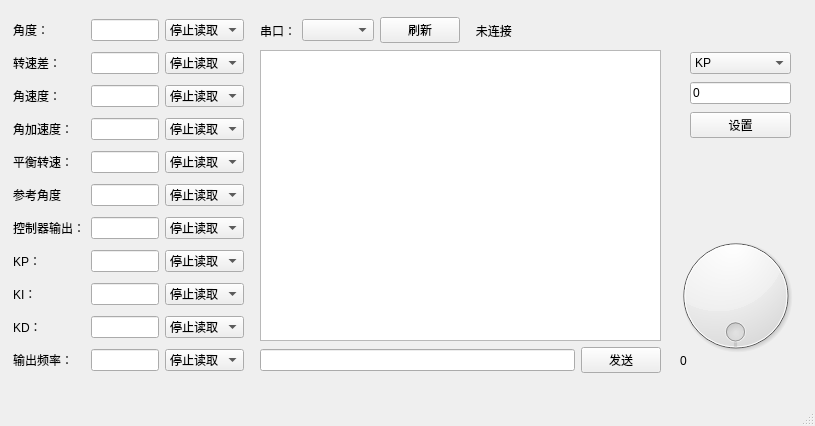
The window that 上位机/WPA_ui.ui (YukiTbst/WPA_oil_tank) describes before a commit, drawn with Qt 5.
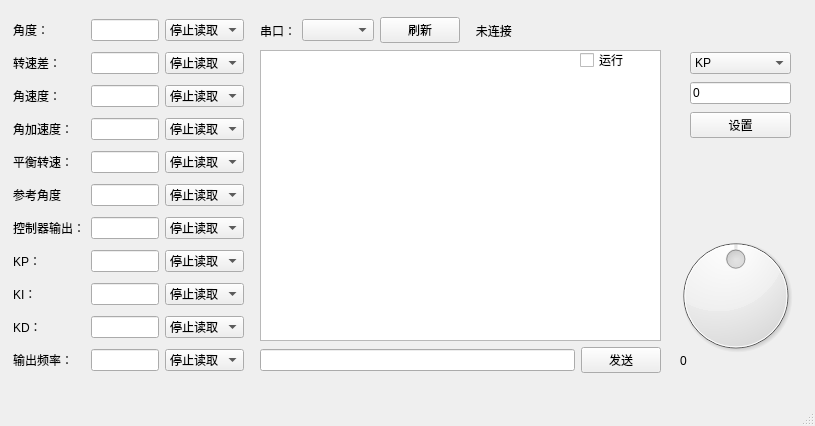
The same window after the commit.

```diff
--- a/上位机/WPA_ui.ui
+++ b/上位机/WPA_ui.ui
@@ -46,16 +46,19 @@
      <enum>Qt::LeftToRight</enum>
     </property>
     <property name="autoFillBackground">
-     <bool>true</bool>
+     <bool>false</bool>
     </property>
     <property name="locale">
      <locale language="Chinese" country="China"/>
     </property>
+    <property name="minimum">
+     <number>-180</number>
+    </property>
     <property name="maximum">
-     <number>359</number>
+     <number>179</number>
     </property>
     <property name="orientation">
-     <enum>Qt::Horizontal</enum>
+     <enum>Qt::Vertical</enum>
     </property>
     <property name="invertedAppearance">
      <bool>false</bool>
@@ -86,6 +89,19 @@
      <string>0</string>
     </property>
    </widget>
+   <widget class="QCheckBox" name="checkBox_ser_display">
+    <property name="geometry">
+     <rect>
+      <x>580</x>
+      <y>50</y>
+      <width>79</width>
+      <height>20</height>
+     </rect>
+    </property>
+    <property name="text">
+     <string>运行</string>
+    </property>
+   </widget>
    <widget class="QWidget" name="">
     <property name="geometry">
      <rect>
```
Left out of the diff: 3 changed lines with no effect on the pictures.
